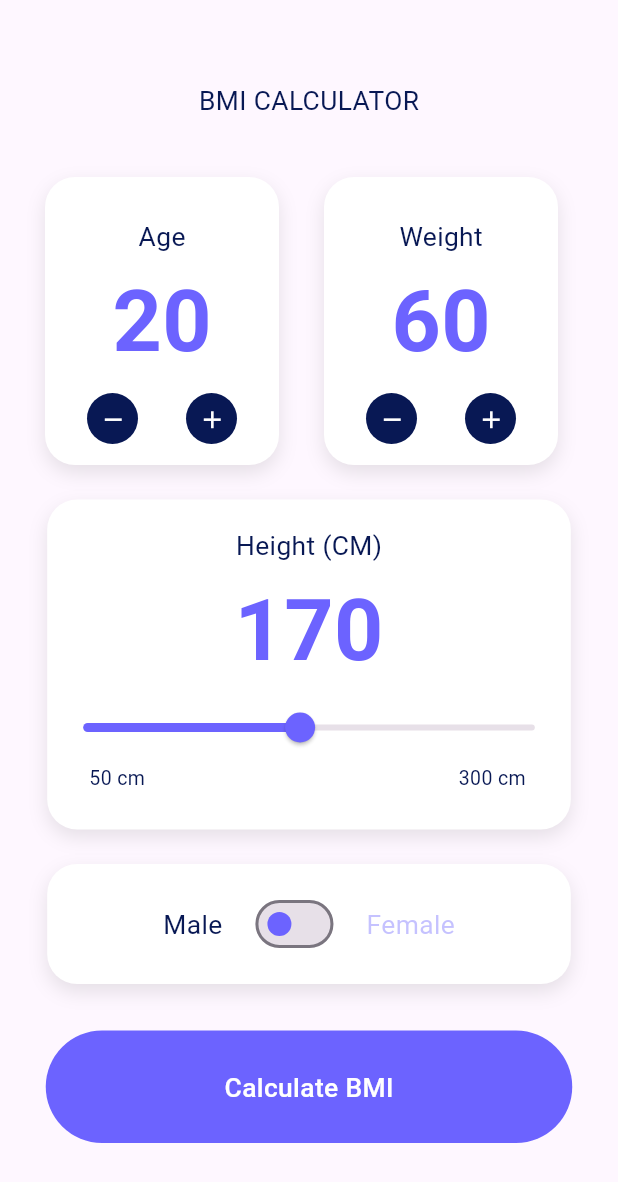
After one commit to mazdon9/bmi_calculator, a Flutter app: the StatisticalScreen screen opened by its route, after a tap on "Go to Screen setState", on a phone screen of 412 x 824 dp. The commit adds this screen. Shown: the top 1182 px of the screen. Run offline on Flutter 3.47's test engine with Material 3 defaults, Android fonts, the phone set to English and light mode, and no system bars; Roboto replaces fonts that are missing (Inter-Bold, Inter-Medium, Inter-regular).

Commit message:
message: setstate_sceen

```diff
--- a/lib/screen/results_screen.dart
+++ b/lib/screen/results_screen.dart
@@ -1,6 +1,7 @@
 import 'package:bmi_calculator/components/app_button.dart';
 import 'package:bmi_calculator/components/app_text.dart';
 import 'package:bmi_calculator/components/app_text_style.dart';
+import 'package:bmi_calculator/contants/app_color_path.dart';
 import 'package:bmi_calculator/contants/app_data.dart';
 import 'package:bmi_calculator/routes/app_routes.dart';
 import 'package:flutter/material.dart';
@@ -31,7 +32,7 @@ class ResultSreen extends StatelessWidget {
               padding: EdgeInsets.only(bottom: 24),
               width: (333 / 393) * MediaQuery.of(context).size.width,
               decoration: BoxDecoration(
-                color: Colors.white,
+                color: AppColorPath.white,
                 borderRadius: BorderRadius.circular(20),
                 boxShadow: [
                   BoxShadow(
--- a/lib/screen/statistical_screen.dart
+++ b/lib/screen/statistical_screen.dart
@@ -1,6 +1,9 @@
+import 'package:bmi_calculator/components/app_button.dart';
 import 'package:bmi_calculator/components/app_text_style.dart';
 import 'package:bmi_calculator/contants/app_color_path.dart';
 import 'package:bmi_calculator/contants/app_data.dart';
+import 'package:bmi_calculator/screen/without_screen/setstate_widget_caculator_screen.dart';
+import 'package:bmi_calculator/screen/without_screen/statefulbuilder_widget_caculator_screen.dart';
 import 'package:flutter/material.dart';
 
 class StatisticalScreen extends StatelessWidget {
@@ -11,7 +14,10 @@ class StatisticalScreen extends StatelessWidget {
     return Scaffold(
       backgroundColor: AppColorPath.lavender,
       body: Center(
-        child: Container(
+        child: Column(
+          mainAxisAlignment: MainAxisAlignment.center,
+          children: [
+            Container(
               padding: EdgeInsets.all(20),
               height: 400,
               decoration: BoxDecoration(
@@ -37,7 +43,10 @@ class StatisticalScreen extends StatelessWidget {
                     style: AppTextStyle.textFontM24W500,
                   ),
                   SizedBox(height: 20),
-              Text('AGE: ${age.value}', style: AppTextStyle.textFontM24W500),
+                  Text(
+                    'AGE: ${age.value}',
+                    style: AppTextStyle.textFontM24W500,
+                  ),
                   SizedBox(height: 20),
                   Text(
                     'WEIGHT: ${weight.value} KG',
@@ -56,6 +65,36 @@ class StatisticalScreen extends StatelessWidget {
                 ],
               ),
             ),
+            SizedBox(height: 20),
+            Column(
+              children: [
+                AppButton(
+                  content: 'Go to Screen setState',
+                  onTap: () {
+                    Navigator.push(
+                      context,
+                      MaterialPageRoute(
+                        builder: (context) => CalculatorScreenSetState(),
+                      ),
+                    );
+                  },
+                ),
+                SizedBox(height: 10),
+                AppButton(
+                  content: 'Go to Screen Statefulbuilder',
+                  onTap: () {
+                    Navigator.push(
+                      context,
+                      MaterialPageRoute(
+                        builder: (context) => CalculatorWithStatefulBuilder(),
+                      ),
+                    );
+                  },
+                ),
+              ],
+            ),
+          ],
+        ),
       ),
     );
   }
--- /dev/null
+++ b/lib/screen/without_screen/setstate_widget_caculator_screen.dart
@@ -0,0 +1,297 @@
+import 'package:bmi_calculator/components/app_button.dart';
+import 'package:bmi_calculator/components/app_button_icon.dart';
+import 'package:bmi_calculator/components/app_text.dart';
+import 'package:bmi_calculator/components/app_text_style.dart';
+import 'package:bmi_calculator/contants/app_color_path.dart';
+import 'package:bmi_calculator/routes/app_routes.dart';
+import 'package:flutter/material.dart';
+
+class CalculatorScreenSetState extends StatefulWidget {
+  const CalculatorScreenSetState({super.key});
+
+  @override
+  State<CalculatorScreenSetState> createState() =>
+      _CalculatorScreenSetStateState();
+}
+
+class _CalculatorScreenSetStateState extends State<CalculatorScreenSetState> {
+  int age = 20;
+  int weight = 60;
+  int height = 170;
+  bool isMale = true;
+
+  @override
+  Widget build(BuildContext context) {
+    final size = MediaQuery.of(context).size;
+
+    return Scaffold(
+      body: Column(
+        children: [
+          Padding(
+            padding: EdgeInsets.only(top: 54),
+            child: AppText(
+              title: 'BMI CALCULATOR',
+              style: AppTextStyle.textFont17W400,
+            ),
+          ),
+          SizedBox(height: 39),
+          Row(
+            children: [
+              CounterBox(
+                title: "Age",
+                value: age,
+                onChanged: (v) => setState(() => age = v),
+              ),
+              CounterBox(
+                title: "Weight",
+                value: weight,
+                onChanged: (v) => setState(() => weight = v),
+              ),
+            ],
+          ),
+          SizedBox(height: 23),
+          SliderBox(
+            title: "Height (CM)",
+            value: height,
+            onChanged: (v) => setState(() => height = v),
+          ),
+          SizedBox(height: 23),
+          Container(
+            width: (333 / 393) * size.width,
+            padding: EdgeInsets.symmetric(vertical: 25),
+            decoration: BoxDecoration(
+              color: AppColorPath.white,
+              borderRadius: BorderRadius.circular(20),
+              boxShadow: [
+                BoxShadow(
+                  color: Colors.black.withAlpha(25),
+                  blurRadius: 10,
+                  offset: Offset(0, 5),
+                ),
+              ],
+            ),
+            child: GenderOption(
+              label: 'Female',
+              selected: !isMale,
+              onTap: () {
+                setState(() => isMale = !isMale);
+              },
+            ),
+          ),
+
+          SizedBox(height: 31),
+          CalculatorSaveButton(
+            content: 'Calculate BMI',
+            onTap: () {
+              Navigator.pushNamed(
+                context,
+                AppRoutes.ResultScreenRoute,
+                arguments: {
+                  'age': age,
+                  'weight': weight,
+                  'height': height / 100,
+                  'gender': isMale ? 'Male' : 'Female',
+                },
+              );
+            },
+          ),
+          Spacer(),
+        ],
+      ),
+    );
+  }
+}
+
+class CounterBox extends StatelessWidget {
+  final String title;
+  final int value;
+  final ValueChanged<int> onChanged;
+
+  const CounterBox({
+    super.key,
+    required this.title,
+    required this.value,
+    required this.onChanged,
+  });
+
+  @override
+  Widget build(BuildContext context) {
+    return Container(
+      margin: EdgeInsets.only(left: 30),
+      padding: EdgeInsets.only(bottom: 14),
+      width: 156,
+      decoration: BoxDecoration(
+        color: AppColorPath.white,
+        borderRadius: BorderRadius.circular(20),
+        boxShadow: [
+          BoxShadow(
+            color: Colors.black.withAlpha(25),
+            blurRadius: 10,
+            offset: Offset(0, 5),
+          ),
+        ],
+      ),
+      child: Padding(
+        padding: EdgeInsets.only(top: 27),
+        child: Column(
+          children: [
+            AppText(title: title, style: AppTextStyle.textFont17W400),
+            SizedBox(height: 3),
+            AppText(
+              title: value.toString(),
+              style: AppTextStyle.textFontB537W700,
+            ),
+            SizedBox(height: 7),
+            Row(
+              mainAxisAlignment: MainAxisAlignment.spaceBetween,
+              children: [
+                Padding(
+                  padding: EdgeInsets.only(left: 28),
+                  child: CustomIconButton(
+                    icon: Icons.remove,
+                    onPressed: () {
+                      if (value > 0) onChanged(value - 1);
+                    },
+                  ),
+                ),
+                Padding(
+                  padding: EdgeInsets.only(right: 28),
+                  child: CustomIconButton(
+                    icon: Icons.add,
+                    onPressed: () => onChanged(value + 1),
+                  ),
+                ),
+              ],
+            ),
+          ],
+        ),
+      ),
+    );
+  }
+}
+
+class SliderBox extends StatelessWidget {
+  final String title;
+  final int value;
+  final ValueChanged<int> onChanged;
+
+  const SliderBox({
+    super.key,
+    required this.title,
+    required this.value,
+    required this.onChanged,
+  });
+
+  @override
+  Widget build(BuildContext context) {
+    final size = MediaQuery.of(context).size;
+    return Container(
+      padding: EdgeInsets.only(top: 18, bottom: 25),
+      width: (333 / 393) * size.width,
+      decoration: BoxDecoration(
+        color: AppColorPath.white,
+        borderRadius: BorderRadius.circular(20),
+        boxShadow: [
+          BoxShadow(
+            color: Colors.black.withAlpha(25),
+            blurRadius: 10,
+            offset: Offset(0, 5),
+          ),
+        ],
+      ),
+      child: Column(
+        children: [
+          AppText(title: title, style: AppTextStyle.textFont17W400),
+          SizedBox(height: 3),
+          AppText(
+            title: value.toString(),
+            style: AppTextStyle.textFontB537W700,
+          ),
+          Slider(
+            activeColor: AppColorPath.lavender,
+            value: value.toDouble(),
+            min: 50,
+            max: 300,
+            divisions: 250,
+            label: value.toString(),
+            onChanged: (newValue) => onChanged(newValue.toInt()),
+          ),
+          Row(
+            mainAxisAlignment: MainAxisAlignment.spaceBetween,
+            children: [
+              Padding(
+                padding: EdgeInsets.only(left: 28),
+                child: AppText(
+                  title: "50 cm",
+                  style: AppTextStyle.textFont13W400,
+                ),
+              ),
+              Padding(
+                padding: EdgeInsets.only(right: 30),
+                child: AppText(
+                  title: "300 cm",
+                  style: AppTextStyle.textFont13W400,
+                ),
+              ),
+            ],
+          ),
+        ],
+      ),
+    );
+  }
+}
+
+class GenderOption extends StatelessWidget {
+  final String label;
+  final bool selected;
+  final VoidCallback onTap;
+
+  const GenderOption({
+    super.key,
+    required this.label,
+    required this.selected,
+    required this.onTap,
+  });
+
+  @override
+  Widget build(BuildContext context) {
+    return GestureDetector(
+      onTap: onTap,
+      child: Row(
+        mainAxisAlignment: MainAxisAlignment.center,
+        children: [
+          AppText(
+            title: "Male",
+            style: AppTextStyle.textFont17W400.copyWith(
+              color:
+                  selected
+                      ? AppColorPath.lavender.withAlpha(100)
+                      : AppColorPath.darkBlue,
+            ),
+          ),
+          const SizedBox(width: 18),
+          SizedBox(
+            width: 60,
+            height: 30,
+            child: Switch(
+              value: selected,
+              activeColor: AppColorPath.darkBlue,
+              inactiveThumbColor: AppColorPath.lavender,
+              onChanged: (_) => onTap(),
+            ),
+          ),
+          const SizedBox(width: 18),
+          AppText(
+            title: "Female",
+            style: AppTextStyle.textFont17W400.copyWith(
+              color:
+                  !selected
+                      ? AppColorPath.lavender.withAlpha(100)
+                      : AppColorPath.darkBlue,
+            ),
+          ),
+        ],
+      ),
+    );
+  }
+}
--- /dev/null
+++ b/lib/screen/without_screen/statefulbuilder_widget_caculator_screen.dart
@@ -0,0 +1,48 @@
+// calculator_statefulbuilder.dart
+
+import 'package:flutter/material.dart';
+
+class CalculatorWithStatefulBuilder extends StatelessWidget {
+  const CalculatorWithStatefulBuilder({super.key});
+
+  @override
+  Widget build(BuildContext context) {
+    int age = 30;
+    int weight = 78;
+    int height = 175;
+    bool isMale = true;
+
+    return Scaffold(
+      appBar: AppBar(title: Text("BMI Calculator (StatefulBuilder)")),
+      body: StatefulBuilder(
+        builder: (context, setState) {
+          double bmi = weight / ((height / 100) * (height / 100));
+          return Column(
+            children: [
+              Text("Age: $age"),
+              Text("Weight: $weight"),
+              Text("Height: $height cm"),
+              Switch(
+                value: isMale,
+                onChanged: (val) => setState(() => isMale = val),
+              ),
+              Slider(
+                value: height.toDouble(),
+                min: 50,
+                max: 250,
+                onChanged: (val) => setState(() => height = val.toInt()),
+              ),
+              ElevatedButton(
+                onPressed: () {
+                  print("BMI: $bmi");
+                  // Navigator.push...
+                },
+                child: Text("Calculate BMI"),
+              ),
+            ],
+          );
+        },
+      ),
+    );
+  }
+}
```
Lines whose indentation alone changed are shown as unchanged.
